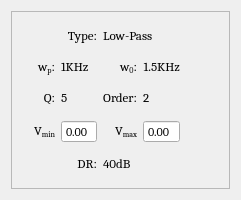
Old version of the form app/designer/aux_widgets/cell_block.ui in the repository grupo-tc-volcan/TP4.
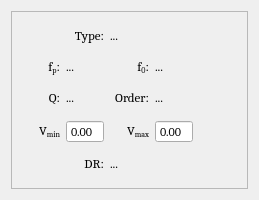
New version of the form.

Diff of the .ui file:
```diff
--- a/app/designer/aux_widgets/cell_block.ui
+++ b/app/designer/aux_widgets/cell_block.ui
@@ -6,7 +6,7 @@
    <rect>
     <x>0</x>
     <y>0</y>
-    <width>241</width>
+    <width>259</width>
     <height>200</height>
    </rect>
   </property>
@@ -52,7 +52,7 @@
       <item row="6" column="2" colspan="2">
        <widget class="QLabel" name="order_2">
         <property name="text">
-         <string>&lt;html&gt;&lt;head/&gt;&lt;body&gt;&lt;p&gt;&lt;span style=&quot; font-size:10pt;&quot;&gt;40dB&lt;/span&gt;&lt;/p&gt;&lt;/body&gt;&lt;/html&gt;</string>
+         <string>&lt;html&gt;&lt;head/&gt;&lt;body&gt;&lt;p&gt;&lt;span style=&quot; font-size:10pt;&quot;&gt;...&lt;/span&gt;&lt;/p&gt;&lt;/body&gt;&lt;/html&gt;</string>
         </property>
        </widget>
       </item>
@@ -91,7 +91,7 @@
          </size>
         </property>
         <property name="text">
-         <string>&lt;html&gt;&lt;head/&gt;&lt;body&gt;&lt;p align=&quot;right&quot;&gt;&lt;span style=&quot; font-size:10pt;&quot;&gt;1.5KHz&lt;/span&gt;&lt;/p&gt;&lt;/body&gt;&lt;/html&gt;</string>
+         <string>&lt;html&gt;&lt;head/&gt;&lt;body&gt;&lt;p&gt;&lt;span style=&quot; font-size:10pt;&quot;&gt;...&lt;/span&gt;&lt;/p&gt;&lt;/body&gt;&lt;/html&gt;</string>
         </property>
        </widget>
       </item>
@@ -117,21 +117,21 @@
       <item row="2" column="0">
        <widget class="QLabel" name="label_3">
         <property name="text">
-         <string>&lt;html&gt;&lt;head/&gt;&lt;body&gt;&lt;p align=&quot;right&quot;&gt;&lt;span style=&quot; font-size:10pt;&quot;&gt;w&lt;/span&gt;&lt;span style=&quot; font-size:10pt; vertical-align:sub;&quot;&gt;p&lt;/span&gt;&lt;span style=&quot; font-size:10pt;&quot;&gt;:&lt;/span&gt;&lt;/p&gt;&lt;/body&gt;&lt;/html&gt;</string>
+         <string>&lt;html&gt;&lt;head/&gt;&lt;body&gt;&lt;p align=&quot;right&quot;&gt;&lt;span style=&quot; font-size:10pt;&quot;&gt;f&lt;/span&gt;&lt;span style=&quot; font-size:10pt; vertical-align:sub;&quot;&gt;p&lt;/span&gt;&lt;span style=&quot; font-size:10pt;&quot;&gt;:&lt;/span&gt;&lt;/p&gt;&lt;/body&gt;&lt;/html&gt;</string>
         </property>
        </widget>
       </item>
       <item row="2" column="1">
        <widget class="QLabel" name="wp">
         <property name="text">
-         <string>&lt;html&gt;&lt;head/&gt;&lt;body&gt;&lt;p&gt;&lt;span style=&quot; font-size:10pt;&quot;&gt;1KHz&lt;/span&gt;&lt;/p&gt;&lt;/body&gt;&lt;/html&gt;</string>
+         <string>&lt;html&gt;&lt;head/&gt;&lt;body&gt;&lt;p&gt;&lt;span style=&quot; font-size:10pt;&quot;&gt;...&lt;/span&gt;&lt;/p&gt;&lt;/body&gt;&lt;/html&gt;</string>
         </property>
        </widget>
       </item>
       <item row="3" column="1">
        <widget class="QLabel" name="q_val">
         <property name="text">
-         <string>&lt;html&gt;&lt;head/&gt;&lt;body&gt;&lt;p&gt;&lt;span style=&quot; font-size:10pt;&quot;&gt;5&lt;/span&gt;&lt;/p&gt;&lt;/body&gt;&lt;/html&gt;</string>
+         <string>&lt;html&gt;&lt;head/&gt;&lt;body&gt;&lt;p&gt;&lt;span style=&quot; font-size:10pt;&quot;&gt;...&lt;/span&gt;&lt;/p&gt;&lt;/body&gt;&lt;/html&gt;</string>
         </property>
        </widget>
       </item>
@@ -184,7 +184,7 @@
       <item row="3" column="3">
        <widget class="QLabel" name="order">
         <property name="text">
-         <string>&lt;html&gt;&lt;head/&gt;&lt;body&gt;&lt;p&gt;&lt;span style=&quot; font-size:10pt;&quot;&gt;2&lt;/span&gt;&lt;/p&gt;&lt;/body&gt;&lt;/html&gt;</string>
+         <string>&lt;html&gt;&lt;head/&gt;&lt;body&gt;&lt;p&gt;&lt;span style=&quot; font-size:10pt;&quot;&gt;...&lt;/span&gt;&lt;/p&gt;&lt;/body&gt;&lt;/html&gt;</string>
         </property>
        </widget>
       </item>
@@ -198,14 +198,14 @@
       <item row="0" column="2" colspan="3">
        <widget class="QLabel" name="type">
         <property name="text">
-         <string>&lt;html&gt;&lt;head/&gt;&lt;body&gt;&lt;p&gt;&lt;span style=&quot; font-size:10pt;&quot;&gt;Low-Pass&lt;/span&gt;&lt;/p&gt;&lt;/body&gt;&lt;/html&gt;</string>
+         <string>&lt;html&gt;&lt;head/&gt;&lt;body&gt;&lt;p&gt;&lt;span style=&quot; font-size:10pt;&quot;&gt;...&lt;/span&gt;&lt;/p&gt;&lt;/body&gt;&lt;/html&gt;</string>
         </property>
        </widget>
       </item>
       <item row="2" column="2">
        <widget class="QLabel" name="label_7">
         <property name="text">
-         <string>&lt;html&gt;&lt;head/&gt;&lt;body&gt;&lt;p align=&quot;right&quot;&gt;&lt;span style=&quot; font-size:10pt;&quot;&gt;w&lt;/span&gt;&lt;span style=&quot; font-size:10pt; vertical-align:sub;&quot;&gt;0&lt;/span&gt;&lt;span style=&quot; font-size:10pt;&quot;&gt;:&lt;/span&gt;&lt;/p&gt;&lt;/body&gt;&lt;/html&gt;</string>
+         <string>&lt;html&gt;&lt;head/&gt;&lt;body&gt;&lt;p align=&quot;right&quot;&gt;&lt;span style=&quot; font-size:10pt;&quot;&gt;f&lt;/span&gt;&lt;span style=&quot; font-size:10pt; vertical-align:sub;&quot;&gt;0&lt;/span&gt;&lt;span style=&quot; font-size:10pt;&quot;&gt;:&lt;/span&gt;&lt;/p&gt;&lt;/body&gt;&lt;/html&gt;</string>
         </property>
        </widget>
       </item>
```
